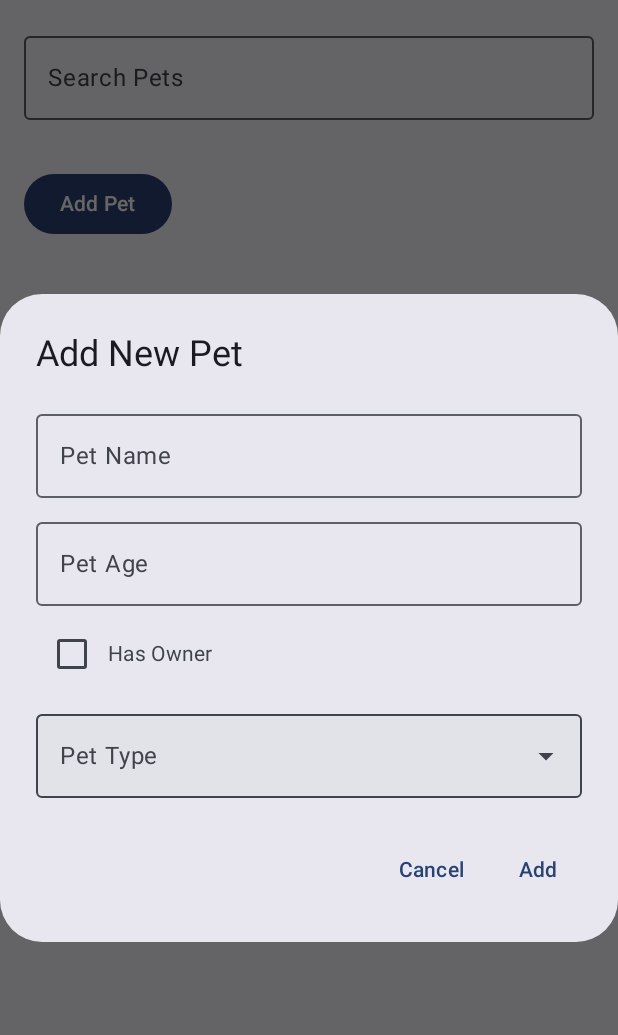
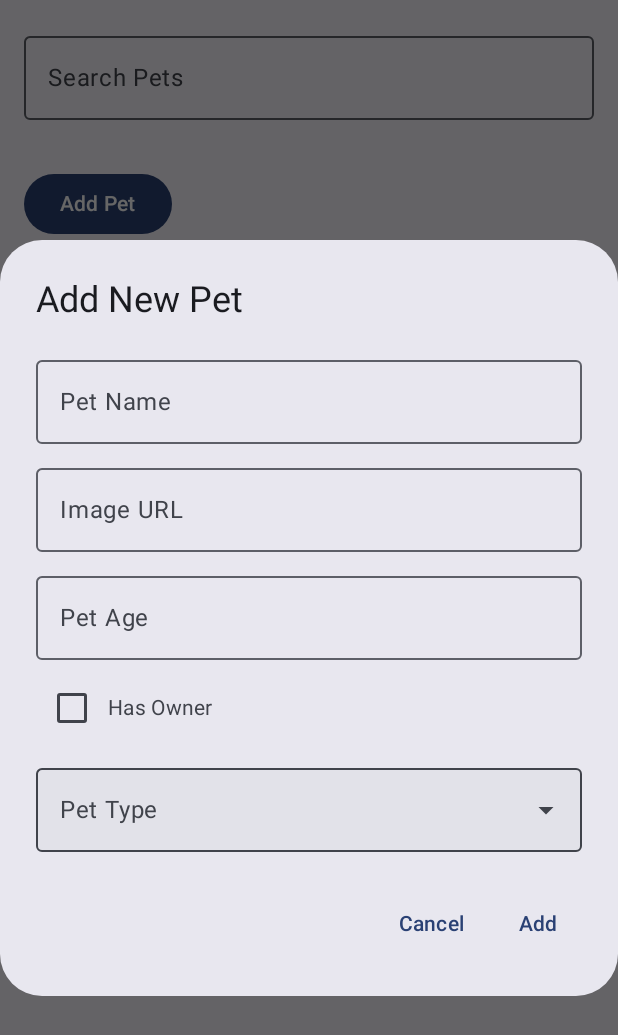
Before and after one commit to jyzldmrct/RealmActivity, an Android app built with Jetpack Compose: the PetScreen screen opened through its navigation route, after a tap on "Add Pet", on a phone screen of 412 x 824 dp. Shown: the top 1035 px of the screen. Run offline under Robolectric (Android 15) with nearby library versions, the phone set to English and light mode, and no system bars; libraries missing offline, so code that uses them is left out: io.realm.kotlin; 3 statements that could not run were skipped.

Commit message:
added images each pet type

```diff
--- a/app/src/main/java/ph/edu/auf/realmdiscussion/database/realmodel/PetModel.kt
+++ b/app/src/main/java/ph/edu/auf/realmdiscussion/database/realmodel/PetModel.kt
@@ -4,10 +4,10 @@ import io.realm.kotlin.types.RealmObject
 import io.realm.kotlin.types.annotations.PrimaryKey
 
 class PetModel : RealmObject {
-    @PrimaryKey
     var id: String = ""
     var name: String = ""
     var age: Int = 0
     var petType: String = ""
     var ownerName: String = ""
+    var imageUrl: String = ""
 }
--- a/app/src/main/java/ph/edu/auf/realmdiscussion/screens/PetScreen.kt
+++ b/app/src/main/java/ph/edu/auf/realmdiscussion/screens/PetScreen.kt
@@ -35,19 +35,11 @@ import kotlinx.coroutines.launch
 import ph.edu.auf.realmdiscussion.components.ItemPet
 import androidx.compose.material3.Checkbox
 import androidx.compose.ui.Alignment
-import androidx.compose.foundation.clickable
-import androidx.compose.foundation.layout.fillMaxWidth
-import androidx.compose.material3.DropdownMenu
 import androidx.compose.material3.DropdownMenuItem
 import androidx.compose.material3.ExperimentalMaterial3Api
 import androidx.compose.material3.ExposedDropdownMenuBox
 import androidx.compose.material3.ExposedDropdownMenuDefaults
-import androidx.compose.material3.Text
-import androidx.compose.runtime.remember
 import ph.edu.auf.realmdiscussion.viewmodels.PetViewModel
-import androidx.compose.foundation.text.KeyboardOptions
-import androidx.compose.ui.text.input.KeyboardType
-import androidx.compose.ui.text.input.ImeAction
 import ph.edu.auf.realmdiscussion.database.realmodel.PetModel
 
 @OptIn(ExperimentalMaterial3Api::class)
@@ -71,20 +63,19 @@ fun PetScreen(petViewModel: PetViewModel = viewModel()) {
     val petTypes = listOf(
         "Dog",
         "Cat",
+        "Duck",
+        "Pig",
         "Bird",
         "Fish",
         "Hamster",
         "Rabbit",
         "Guinea Pig",
         "Turtle",
-        "Ferret",
-        "Lizard",
-        "Snake",
-        "Parrot"
+        "Snake"
     )
 
     var newOwnerName by remember { mutableStateOf("") }
-
+    var newImageUrl by remember { mutableStateOf("") }
 
     LaunchedEffect(petViewModel.showSnackbar) {
         petViewModel.showSnackbar.collect { message: String ->
@@ -147,6 +138,15 @@ fun PetScreen(petViewModel: PetViewModel = viewModel()) {
                         value = newPetName,
                         onValueChange = { newPetName = it },
                         label = { Text("Pet Name") },
+                        modifier = Modifier
+                            .fillMaxWidth()
+                            .padding(bottom = 8.dp)
+                    )
+
+                    OutlinedTextField(
+                        value = newImageUrl,
+                        onValueChange = { newImageUrl = it },
+                        label = { Text("Image URL") },
                         modifier = Modifier
                             .fillMaxWidth()
                             .padding(bottom = 8.dp)
@@ -231,6 +231,7 @@ fun PetScreen(petViewModel: PetViewModel = viewModel()) {
                             selectedPetType = ""
                             hasOwner = false
                             newOwnerName = ""
+                            newImageUrl = ""
                         }
                     }
                 ) {
@@ -247,6 +248,7 @@ fun PetScreen(petViewModel: PetViewModel = viewModel()) {
                         selectedPetType = ""
                         hasOwner = false
                         newOwnerName = ""
+                        newImageUrl = ""
                     }
                 ) {
                     Text("Cancel")
--- a/app/src/main/java/ph/edu/auf/realmdiscussion/viewmodels/PetViewModel.kt
+++ b/app/src/main/java/ph/edu/auf/realmdiscussion/viewmodels/PetViewModel.kt
@@ -1,9 +1,7 @@
 package ph.edu.auf.realmdiscussion.viewmodels
 
-import android.util.Log
 import androidx.lifecycle.ViewModel
 import androidx.lifecycle.viewModelScope
-import io.realm.kotlin.query.RealmQuery
 import io.realm.kotlin.query.RealmResults
 import kotlinx.coroutines.Dispatchers
 import kotlinx.coroutines.flow.MutableSharedFlow
@@ -12,13 +10,27 @@ import kotlinx.coroutines.flow.SharedFlow
 import kotlinx.coroutines.flow.StateFlow
 import kotlinx.coroutines.flow.asStateFlow
 import kotlinx.coroutines.launch
-import kotlinx.coroutines.withContext
 import ph.edu.auf.realmdiscussion.database.RealmHelper
 import ph.edu.auf.realmdiscussion.database.realmodel.PetModel
 import ph.edu.auf.realmdiscussion.database.realmodel.OwnerModel
 import java.util.UUID
+import ph.edu.auf.realmdiscussion.R
 
 class PetViewModel : ViewModel() {
+
+    val petTypeToImageRes: Map<String, Int> = mapOf(
+        "Dog" to R.drawable.dog,
+        "Cat" to R.drawable.cat,
+        "Duck" to R.drawable.bird,
+        "Pig" to R.drawable.pig,
+        "Bird" to R.drawable.bird,
+        "Fish" to R.drawable.fish,
+        "Hamster" to R.drawable.hamster,
+        "Rabbit" to R.drawable.rabbit,
+        "Guinea Pig" to R.drawable.guinea_pig,
+        "Turtle" to R.drawable.turtle,
+        "Snake" to R.drawable.snake
+    )
 
     private val _pets = MutableStateFlow<List<PetModel>>(emptyList())
     val pets: StateFlow<List<PetModel>> get() = _pets.asStateFlow()
@@ -150,17 +162,10 @@ class PetViewModel : ViewModel() {
                     existingPet.ownerName = ownerName
                 }
             }
-            // Reload pets to ensure UI reflects changes
             loadPets()
             viewModelScope.launch {
                 _showSnackbar.emit("$ownerName adopted ${pet.name} ")
             }
         }
     }
-
-
-
-
-
-
 }
```
Also changed, not shown: app/src/main/java/ph/edu/auf/realmdiscussion/components/ItemPet.kt (+17 -7 lines), app/src/main/res/drawable/bird.png (added), app/src/main/res/drawable/cat.png (added), app/src/main/res/drawable/default_image.png (added), app/src/main/res/drawable/dog.png (added), app/src/main/res/drawable/duck.png (added), app/src/main/res/drawable/fish.png (added), app/src/main/res/drawable/guinea_pig.png (added), app/src/main/res/drawable/hamster.png (added), app/src/main/res/drawable/pig.png (added), app/src/main/res/drawable/rabbit.png (added), app/src/main/res/drawable/snake.png (added), app/src/main/res/drawable/turtle.png (added).
